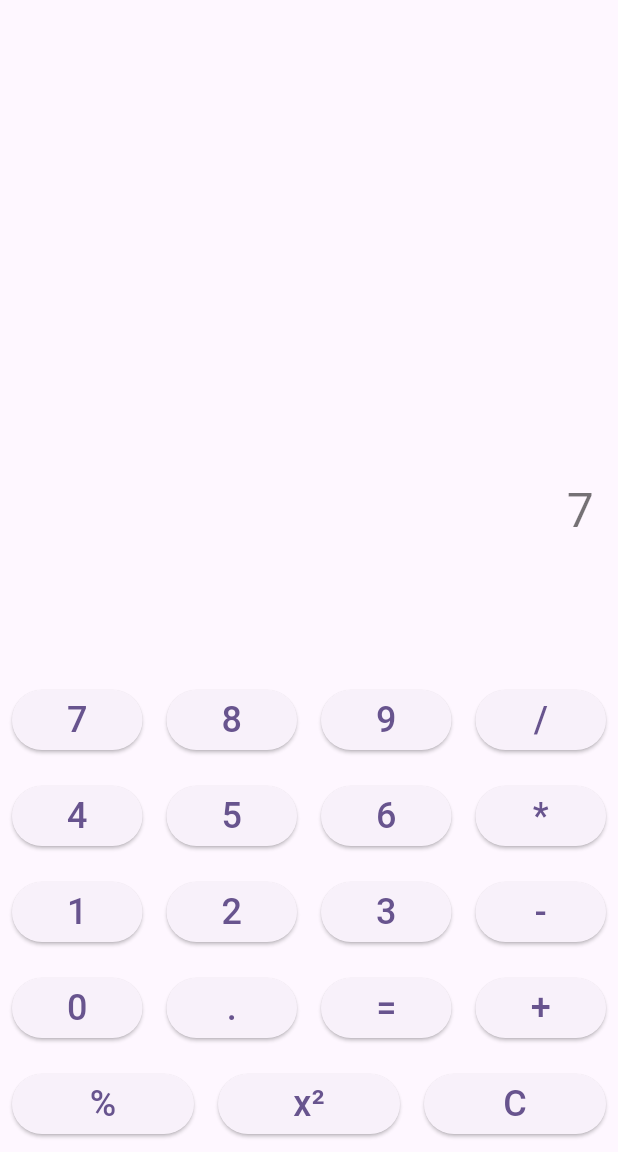
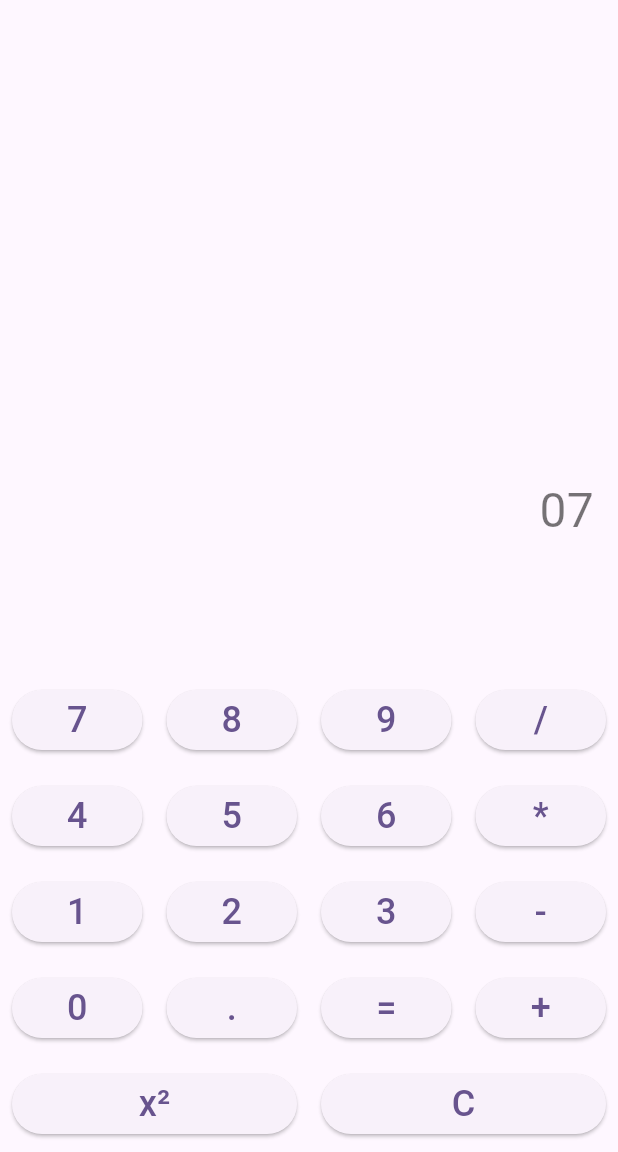
Before and after one commit to LukePetrarca/flutter-calculator, a Flutter app: the screen it shows after launch, after a tap on an icon or button, on a phone screen of 412 x 824 dp, the part 84-1236 px from its top. Run offline on Flutter 3.47's test engine with Material 3 defaults, Android fonts, the phone set to English and light mode, and no system bars; missing offline and left inert: expressions.

Commit message:
Update main.dart

```diff
--- a/lib/main.dart
+++ b/lib/main.dart
@@ -52,7 +52,8 @@ class _CalculatorScreenState extends State<CalculatorScreen> {
           final evaluator = const ExpressionEvaluator();
           final Map<String, dynamic> context = {};
           final num result = evaluator.eval(expression, context);
-          _result = (result * result).toString();
+          _expression = (result * result).toString();
+          _result = _expression;
         } catch (e) {
           _result = 'Error';
         }
@@ -112,7 +113,7 @@ class _CalculatorScreenState extends State<CalculatorScreen> {
               Row(children: [_buildButton('4'), _buildButton('5'), _buildButton('6'), _buildButton('*')]),
               Row(children: [_buildButton('1'), _buildButton('2'), _buildButton('3'), _buildButton('-')]),
               Row(children: [_buildButton('0'), _buildButton('.'), _buildButton('='), _buildButton('+')]),
-              Row(children: [_buildButton('%'), _buildButton('x²'), _buildButton('C')]),
+              Row(children: [_buildButton('x²'), _buildButton('C')]),
             ],
           )
         ],
```
